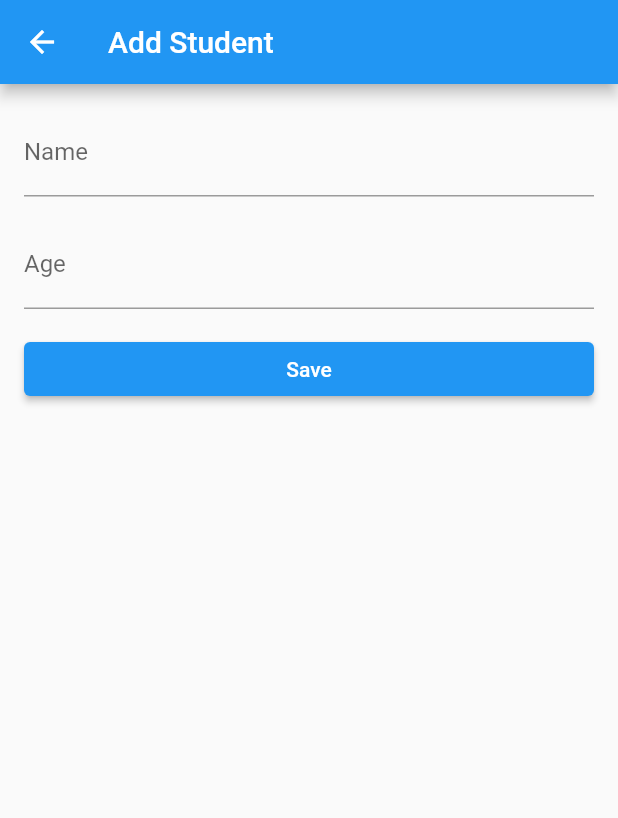
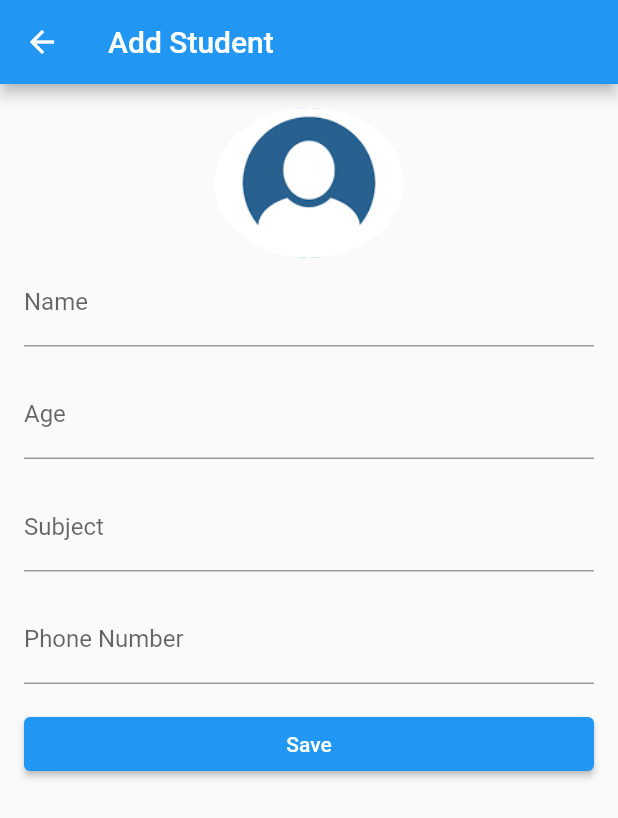
Before and after one commit to shilipz/Student-Data-Provider, a Flutter app: the screen it shows after launch, after a tap on the "add" icon, on a phone screen of 412 x 824 dp. Shown: the top 818 px of the screen. Run offline on Flutter 3.47's test engine with Material 2 defaults, Android fonts, the phone set to English and light mode, and no system bars; our stand-ins replace hive_flutter, image_picker; accounts and stored records are empty.

Commit message:
first commit

```diff
--- a/lib/main.dart
+++ b/lib/main.dart
@@ -1,7 +1,7 @@
 import 'package:flutter/material.dart';
 import 'package:hive_flutter/hive_flutter.dart';
 import 'package:provider/provider.dart';
-import 'package:student_management_app/student_list_screen.dart';
+import 'package:student_management_app/screens/home_screen.dart';
 import 'model/model.dart';
 import 'student_provider.dart';
 
@@ -12,10 +12,12 @@ void main() async {
   Hive.registerAdapter(StudentModelAdapter());
   // final _studentsBox = await Hive.openBox<StudentModel>('students');
   await StudentProvider().initHive();
-  runApp(MyApp());
+  runApp(const MyApp());
 }
 
 class MyApp extends StatelessWidget {
+  const MyApp({super.key});
+
   @override
   Widget build(BuildContext context) {
     return ChangeNotifierProvider(
--- a/lib/model/model.dart
+++ b/lib/model/model.dart
@@ -11,12 +11,14 @@ class StudentModel extends HiveObject {
   final String subject;
   @HiveField(3)
   final String phone;
+  @HiveField(4)
+  final int? id;
 
   StudentModel({
     required this.name,
     required this.age,
     required this.subject,
     required this.phone,
-    required key,
+    this.id,
   });
 }
--- /dev/null
+++ b/lib/screens/add_screen.dart
@@ -0,0 +1,161 @@
+import 'dart:io';
+
+import 'package:flutter/material.dart';
+import 'package:image_picker/image_picker.dart';
+import 'package:provider/provider.dart';
+import 'package:student_management_app/model/model.dart';
+
+import '../student_provider.dart';
+
+class StudentAddScreen extends StatefulWidget {
+  final StudentModel? student;
+
+  StudentAddScreen({super.key, this.student});
+
+  @override
+
+  // ignore: library_private_types_in_public_api
+  _StudentEditScreenState createState() => _StudentEditScreenState();
+}
+
+class _StudentEditScreenState extends State<StudentAddScreen> {
+  late TextEditingController _nameController;
+  late TextEditingController _ageController;
+  late TextEditingController _subjectController;
+  late TextEditingController _phoneController;
+  ImageProvider<Object>? _image;
+
+  @override
+  void initState() {
+    super.initState();
+    _nameController = TextEditingController(text: widget.student?.name ?? '');
+    _ageController =
+        TextEditingController(text: widget.student?.age.toString() ?? '');
+
+    _subjectController =
+        TextEditingController(text: widget.student?.subject ?? '');
+    _phoneController = TextEditingController(text: widget.student?.phone ?? '');
+  }
+
+  // @override
+  // void dispose() {
+  //   _nameController.dispose();
+  //   _ageController.dispose();
+  //   _subjectController.dispose();
+  //   _phoneController.dispose();
+  //   super.dispose();
+  // }
+
+  @override
+  Widget build(BuildContext context) {
+    return Scaffold(
+      appBar: AppBar(title: Text('Add Student')),
+      body: Padding(
+        padding: const EdgeInsets.all(16.0),
+        child: SingleChildScrollView(
+          child: Column(
+            crossAxisAlignment: CrossAxisAlignment.stretch,
+            children: [
+              _buildProfileImage(),
+              TextField(
+                controller: _nameController,
+                decoration: const InputDecoration(labelText: 'Name'),
+              ),
+              const SizedBox(height: 16),
+              TextField(
+                controller: _ageController,
+                decoration: const InputDecoration(labelText: 'Age'),
+                keyboardType: TextInputType.number,
+              ),
+              const SizedBox(height: 16),
+              TextField(
+                controller: _subjectController,
+                decoration: const InputDecoration(labelText: 'Subject'),
+              ),
+              const SizedBox(height: 16),
+              TextField(
+                  controller: _phoneController,
+                  decoration: const InputDecoration(labelText: 'Phone Number'),
+                  keyboardType: TextInputType.number),
+              const SizedBox(height: 16),
+              ElevatedButton(
+                onPressed: () => _saveStudent(context),
+                child: const Text('Save'),
+              ),
+              if (widget.student != null)
+                ElevatedButton(
+                  onPressed: () => _deleteStudent(context),
+                  style: ElevatedButton.styleFrom(backgroundColor: Colors.red),
+                  child: const Text('Delete'),
+                ),
+            ],
+          ),
+        ),
+      ),
+    );
+  }
+
+  Widget _buildProfileImage() {
+    return GestureDetector(
+      // onTap: _pickImage,
+      child: CircleAvatar(
+        radius: 50,
+        child: SizedBox.fromSize(
+          child: ClipOval(
+              child: _image != null
+                  ? Image.file(File(_image.toString()))
+                  : Image.asset(
+                      'assets/default_profile.png',
+                      fit: BoxFit.cover,
+                    )),
+        ),
+      ),
+    );
+  }
+
+  void _saveStudent(BuildContext context) async {
+    final studentProvider =
+        Provider.of<StudentProvider>(context, listen: false);
+    final name = _nameController.text;
+    final age = int.tryParse(_ageController.text);
+    final subject = _subjectController.text;
+    final phone = _phoneController.text;
+    if (name.isEmpty || age == null || subject.isEmpty || phone.isEmpty) {
+      // Show an error message using SnackBar
+      ScaffoldMessenger.of(context).showSnackBar(
+        const SnackBar(
+          content: Text('All fields are required.'),
+          duration: Duration(seconds: 2),
+        ),
+      );
+      return; // Stop further execution if any field is empty
+    }
+
+    // if (widget.student == null) {
+    final newStudent = StudentModel(
+        name: name,
+        age: age,
+        id: DateTime.now().millisecondsSinceEpoch,
+        phone: phone,
+        subject: subject);
+    studentProvider.addStudent(newStudent);
+    // } else {
+    //   final updatedStudent = StudentModel(
+    //       name: name,
+    //       age: age,
+    //       id: widget.student!.key,
+    //       phone: phone,
+    //       subject: subject);
+    //   studentProvider.updateStudent(updatedStudent);
+    // }
+
+    Navigator.pop(context);
+  }
+
+  void _deleteStudent(BuildContext context) {
+    final studentProvider =
+        Provider.of<StudentProvider>(context, listen: false);
+    studentProvider.deleteStudent(widget.student!);
+    Navigator.pop(context);
+  }
+}
--- /dev/null
+++ b/lib/screens/home_screen.dart
@@ -0,0 +1,82 @@
+import 'package:flutter/material.dart';
+import 'package:provider/provider.dart';
+import 'package:student_management_app/model/model.dart';
+import 'package:student_management_app/screens/add_screen.dart';
+import 'package:student_management_app/screens/edit_screen.dart';
+
+import '../student_provider.dart';
+
+class StudentListScreen extends StatelessWidget {
+  const StudentListScreen({super.key});
+
+  @override
+  Widget build(BuildContext context) {
+    final studentProvider =
+        Provider.of<StudentProvider>(context, listen: false);
+    studentProvider.getallStudents();
+    return Scaffold(
+      appBar: AppBar(title: const Text('Student Data Provider')),
+      body: Consumer<StudentProvider>(
+        builder: (context, value, child) {
+          return ListView.builder(
+            itemCount: value.students.length,
+            itemBuilder: (context, index) {
+              final student = value.students[index];
+              return GestureDetector(
+                onTap: () {
+                  return _navigateToEditScreen(context, student, student.key);
+                },
+                child: ListTile(
+                    leading: CircleAvatar(
+                      radius: 30,
+                      backgroundImage: AssetImage('assets/default_profile.png'),
+                    ),
+                    title: Text(student.name, style: TextStyle(fontSize: 20)),
+                    subtitle: Text('Age: ${student.age}',
+                        style: TextStyle(fontSize: 16)),
+                    trailing: SizedBox(
+                      width: 100,
+                      child: Row(children: [
+                        IconButton(
+                          color: Colors.green,
+                          icon: const Icon(Icons.edit),
+                          onPressed: () => _navigateToEditScreen(
+                              context, student, student.key),
+                        ),
+                        IconButton(
+                          color: Colors.red,
+                          icon: const Icon(Icons.delete),
+                          onPressed: () => value.deleteStudent(student),
+                        ),
+                      ]),
+                    )),
+              );
+            },
+          );
+        },
+      ),
+      floatingActionButton: FloatingActionButton(
+        onPressed: () => _navigateToAddScreen(context),
+        child: const Icon(Icons.add),
+      ),
+    );
+  }
+}
+
+void _navigateToAddScreen(BuildContext context) {
+  Navigator.push(
+    context,
+    MaterialPageRoute(builder: (context) => StudentAddScreen()),
+  );
+}
+
+void _navigateToEditScreen(BuildContext context, StudentModel student, int id) {
+  Navigator.push(
+    context,
+    MaterialPageRoute(
+        builder: (context) => StudentEditScreen(
+              student: student,
+              id: id,
+            )),
+  );
+}
--- a/lib/student_edit_screen.dart
+++ /dev/null
@@ -1,101 +0,0 @@
-import 'package:flutter/material.dart';
-import 'package:provider/provider.dart';
-import 'package:student_management_app/model/model.dart';
-import 'student_provider.dart';
-
-class StudentEditScreen extends StatefulWidget {
-  final StudentModel? student;
-
-  StudentEditScreen({this.student});
-
-  @override
-  _StudentEditScreenState createState() => _StudentEditScreenState();
-}
-
-class _StudentEditScreenState extends State<StudentEditScreen> {
-  late TextEditingController _nameController;
-  late TextEditingController _ageController;
-
-  @override
-  void initState() {
-    super.initState();
-    _nameController = TextEditingController(text: widget.student?.name ?? '');
-    _ageController =
-        TextEditingController(text: widget.student?.age?.toString() ?? '');
-  }
-
-  @override
-  void dispose() {
-    _nameController.dispose();
-    _ageController.dispose();
-    super.dispose();
-  }
-
-  @override
-  Widget build(BuildContext context) {
-    return Scaffold(
-      appBar: AppBar(
-          title: Text(widget.student == null ? 'Add Student' : 'Edit Student')),
-      body: Padding(
-        padding: const EdgeInsets.all(16.0),
-        child: Column(
-          crossAxisAlignment: CrossAxisAlignment.stretch,
-          children: [
-            TextField(
-              controller: _nameController,
-              decoration: InputDecoration(labelText: 'Name'),
-            ),
-            SizedBox(height: 16),
-            TextField(
-              controller: _ageController,
-              decoration: InputDecoration(labelText: 'Age'),
-              keyboardType: TextInputType.number,
-            ),
-            SizedBox(height: 16),
-            ElevatedButton(
-              onPressed: () => _saveStudent(context),
-              child: Text('Save'),
-            ),
-            if (widget.student != null)
-              ElevatedButton(
-                onPressed: () => _deleteStudent(context),
-                style: ElevatedButton.styleFrom(backgroundColor: Colors.red),
-                child: Text('Delete'),
-              ),
-          ],
-        ),
-      ),
-    );
-  }
-
-  void _saveStudent(BuildContext context) async {
-    final studentProvider =
-        Provider.of<StudentProvider>(context, listen: false);
-    final name = _nameController.text;
-    final age = int.tryParse(_ageController.text);
-
-    if (name.isNotEmpty && age != null) {
-      if (widget.student == null) {
-        final newStudent = StudentModel(
-            name: name, age: age, key: null, phone: '', subject: '');
-        studentProvider.addStudent(newStudent);
-      } else {
-        final updatedStudent = StudentModel(
-            name: name,
-            age: age,
-            subject: 'subject',
-            phone: 'phone',
-            key: 'key');
-        studentProvider.updateStudent(updatedStudent);
-      }
-      Navigator.pop(context);
-    }
-  }
-
-  void _deleteStudent(BuildContext context) {
-    final studentProvider =
-        Provider.of<StudentProvider>(context, listen: false);
-    studentProvider.deleteStudent(widget.student!);
-    Navigator.pop(context);
-  }
-}
--- a/lib/student_list_screen.dart
+++ /dev/null
@@ -1,49 +0,0 @@
-import 'package:flutter/material.dart';
-import 'package:provider/provider.dart';
-import 'package:student_management_app/model/model.dart';
-import 'package:student_management_app/student_edit_screen.dart';
-import 'student_provider.dart';
-
-class StudentListScreen extends StatelessWidget {
-  @override
-  Widget build(BuildContext context) {
-    final studentProvider = Provider.of<StudentProvider>(context);
-
-    return Scaffold(
-      appBar: AppBar(title: const Text('Student List')),
-      body: ListView.builder(
-        itemCount: studentProvider.students.length,
-        itemBuilder: (context, index) {
-          final student = studentProvider.students[index];
-          return ListTile(
-            title: Text(student.name),
-            subtitle: Text('Age: ${student.age}'),
-            trailing: IconButton(
-              icon: Icon(Icons.edit),
-              onPressed: () => _navigateToEditScreen(context, student),
-            ),
-          );
-        },
-      ),
-      floatingActionButton: FloatingActionButton(
-        onPressed: () => _navigateToAddScreen(context),
-        child: Icon(Icons.add),
-      ),
-    );
-  }
-
-  void _navigateToAddScreen(BuildContext context) {
-    Navigator.push(
-      context,
-      MaterialPageRoute(builder: (context) => StudentEditScreen()),
-    );
-  }
-
-  void _navigateToEditScreen(BuildContext context, StudentModel student) {
-    Navigator.push(
-      context,
-      MaterialPageRoute(
-          builder: (context) => StudentEditScreen(student: student)),
-    );
-  }
-}
--- a/pubspec.yaml
+++ b/pubspec.yaml
@@ -34,6 +34,7 @@ dependencies:
   flutter_launcher_icons: ^0.13.1
   hive: ^2.2.3
   hive_flutter: ^1.1.0
+  image_picker: ^1.0.1
   path_provider: ^2.0.15
   provider: ^6.0.5
 
@@ -54,9 +55,8 @@ flutter:
   # the material Icons class.
   uses-material-design: true
   # To add assets to your application, add an assets section, like this:
-  # assets:
-  #   - images/a_dot_burr.jpeg
-  #   - images/a_dot_ham.jpeg
+  assets:
+    - assets/default_profile.png
   # An image asset can refer to one or more resolution-specific "variants", see
   # https://flutter.dev/assets-and-images/#resolution-aware
   # For details regarding adding assets from package dependencies, see
```
Also changed, not shown: lib/model/student_edit_state.dart (added, +30 -0 lines), lib/screens/edit_screen.dart (added, +177 -0 lines), lib/student_provider.dart (+20 -6 lines), assets/default_profile.png (added), lib/model/model.g.dart, pubspec.lock, 5 other files.
